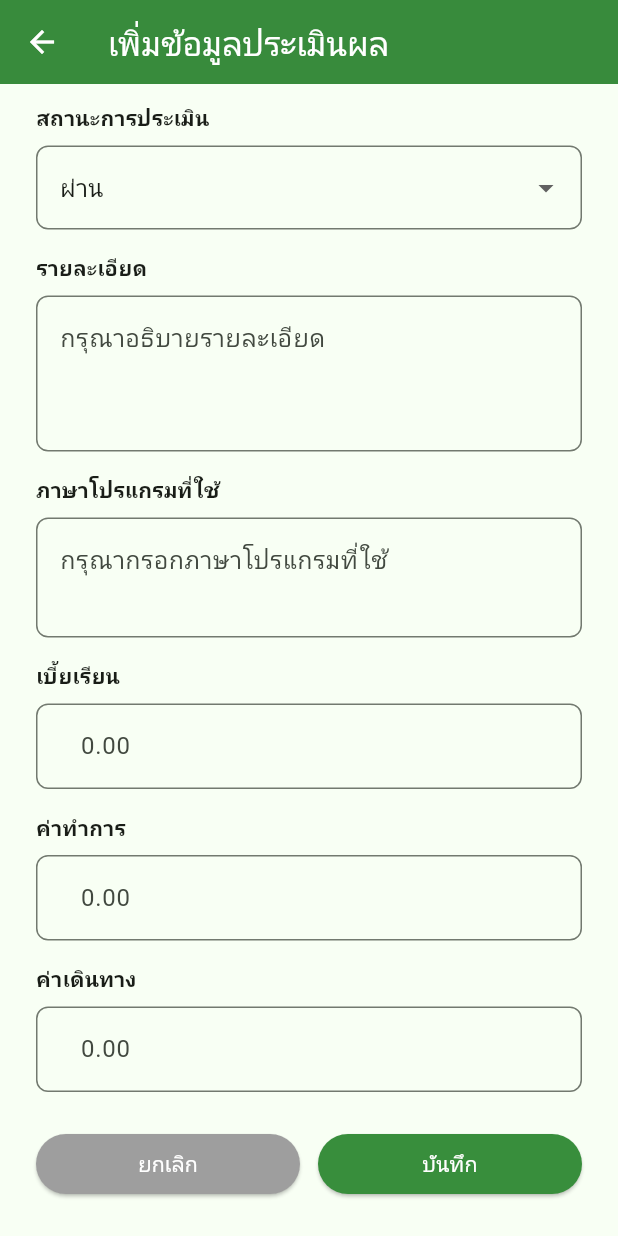
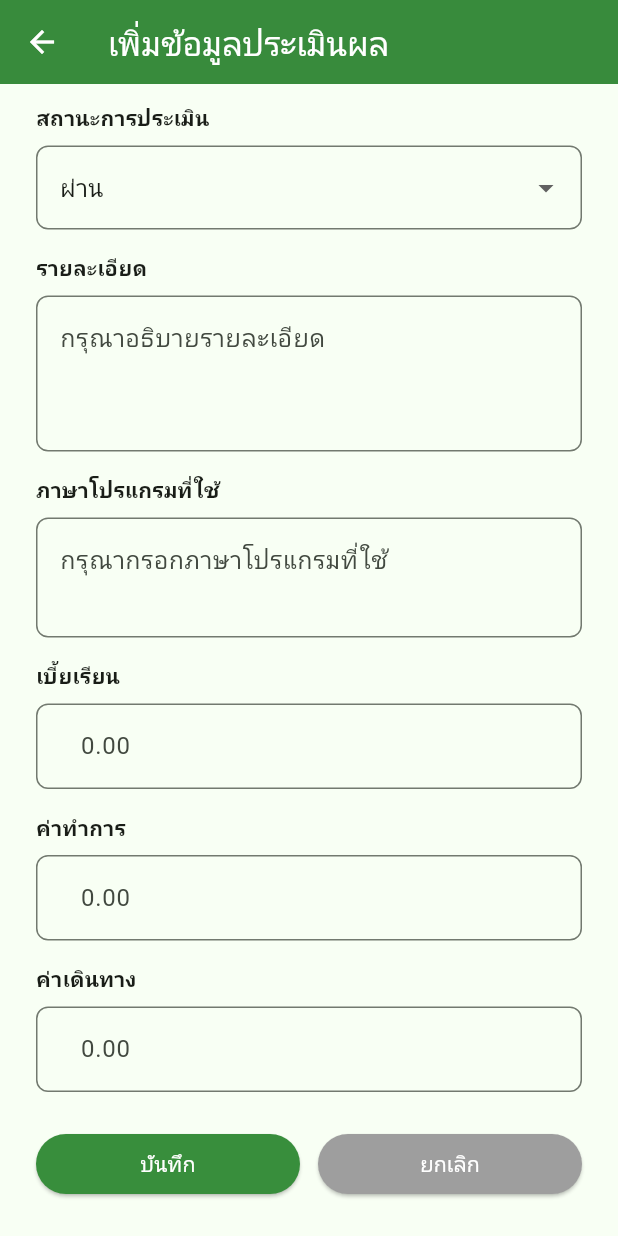
Before and after one commit to 671413039-byte/cit0006, a Flutter app: the InternEvaluationsFormPage screen opened directly, scrolled down 411 dp, on a phone screen of 412 x 824 dp. Run offline on Flutter 3.47's test engine with Material 3 defaults, Android fonts, the light colour scheme and no system bars; our stand-ins replace flutter_map, geolocator, latlong2; network calls fail.

```diff
--- a/lib/intern_evaluations_form.dart
+++ b/lib/intern_evaluations_form.dart
@@ -850,19 +850,6 @@ class _InternEvaluationsFormPageState extends State<InternEvaluationsFormPage> {
                   children: [
                     Expanded(
                       child: ElevatedButton(
-                        onPressed: isLoading
-                            ? null
-                            : () => Navigator.pop(context),
-                        style: ElevatedButton.styleFrom(
-                          backgroundColor: Colors.grey,
-                          foregroundColor: Colors.white,
-                        ),
-                        child: const Text("ยกเลิก"),
-                      ),
-                    ),
-                    const SizedBox(width: 12),
-                    Expanded(
-                      child: ElevatedButton(
                         onPressed: isLoading ? null : _saveEvaluation,
                         style: ElevatedButton.styleFrom(
                           backgroundColor: Colors.green[700],
@@ -880,6 +867,19 @@ class _InternEvaluationsFormPageState extends State<InternEvaluationsFormPage> {
                                 ),
                               )
                             : const Text("บันทึก"),
+                      ),
+                    ),
+                    const SizedBox(width: 12),
+                    Expanded(
+                      child: ElevatedButton(
+                        onPressed: isLoading
+                            ? null
+                            : () => Navigator.pop(context),
+                        style: ElevatedButton.styleFrom(
+                          backgroundColor: Colors.grey,
+                          foregroundColor: Colors.white,
+                        ),
+                        child: const Text("ยกเลิก"),
                       ),
                     ),
                   ],
```
Also changed, not shown: lib/daily_work_form.dart (+11 -11 lines), lib/daily_work_list.dart (+3 -5 lines), lib/intern_evaluations_list.dart (+7 -7 lines).
